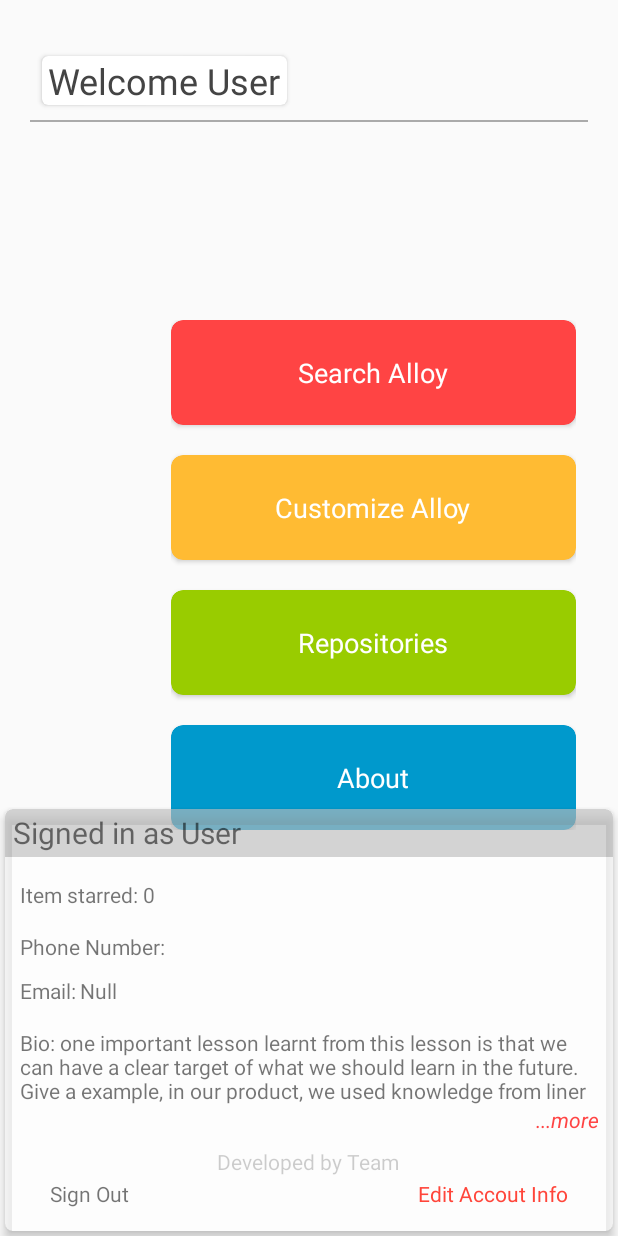
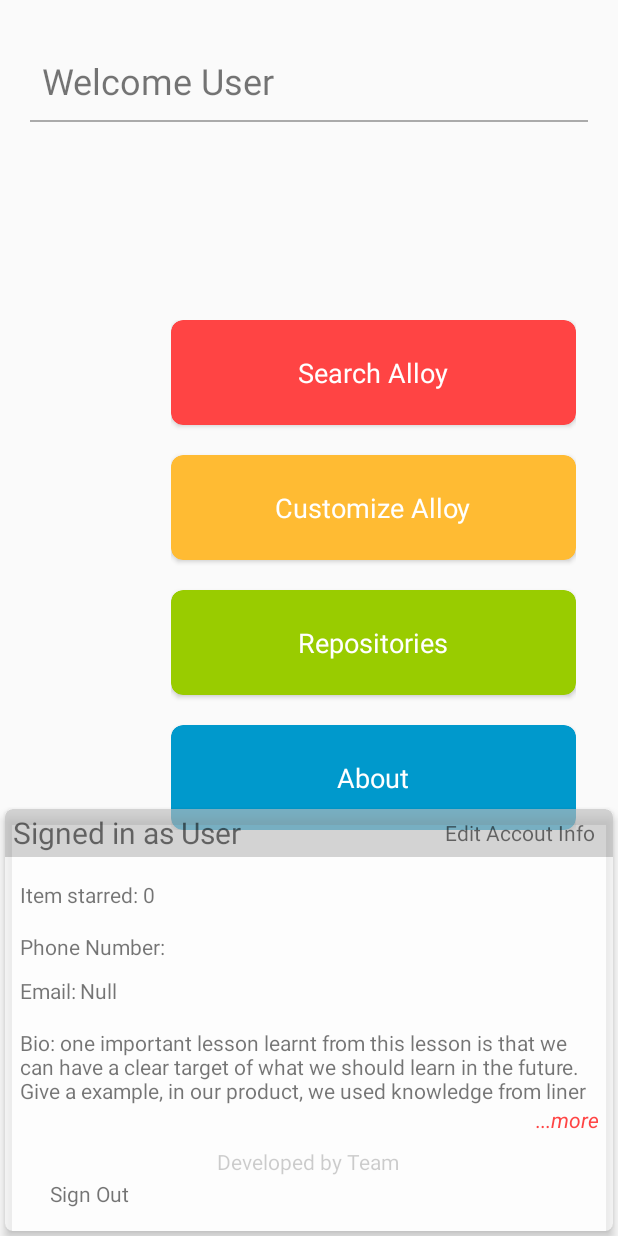
Before and after one commit to zjnsill/Primary, an Android app: the bottomSheet screen opened directly, with no data from a screen before it, after a tap on an icon or button, on a phone screen of 412 x 824 dp. Run offline under Robolectric (Android 15) with nearby library versions, the phone set to English and light mode, and no system bars; libraries missing offline, so code that uses them is left out: cn.smssdk, com.mob.

Commit message:
Revert "edit account"
This reverts commit 852f331a5ce0d3f6d170f9c2dcb8fb554a8e71a6.

```diff
--- a/app/src/main/java/com/psi/shen/primary/bottomSheet.java
+++ b/app/src/main/java/com/psi/shen/primary/bottomSheet.java
@@ -43,7 +43,7 @@ import cn.smssdk.SMSSDK;
 public class bottomSheet extends AppCompatActivity {
     private View bottomSheetView,backView,bottomsheetLower;
     private BottomSheetBehavior mBehavior;
-    private TextView nameTV,starredItemCountTV,welcome,Email,phoneNum,leftTV,rightTV,Bio,expandIndicator;
+    private TextView nameTV,starredItemCountTV,welcome,editTV,Email,phoneNum,leftTV,rightTV,Bio,expandIndicator;
     private CardView searchCV,createCV,starredCV,aboutCV;
     private signedUser defaultUser = signedUser.DefaultUser;
     private signedUser currentUser;
@@ -84,6 +84,7 @@ public class bottomSheet extends AppCompatActivity {
         phoneNum = findViewById(R.id.phoneNum);
         Bio = findViewById(R.id.Bio);
         expandIndicator = findViewById(R.id.expandIndicator);
+        editTV = bottomSheetView.findViewById(R.id.editTV);
         Email = bottomSheetView.findViewById(R.id.Email);
 
 
@@ -91,15 +92,11 @@ public class bottomSheet extends AppCompatActivity {
         //currently return francis as the previously signed user;
         //if the user is not signed in, use default user;
 
-        Intent Editing = getIntent();
         String s = "one important lesson learnt from this lesson is that we can have a clear" +
                 " target of what we should learn in the future. Give a example, in our product, " +
                 "we used knowledge from liner algebra, virtual machine, computer network, data structure. " +
                 "But, as we are yet, freshmen student, we don’t have a very deep understanding of these, we learnt by ourself  ";
-        if(Editing.getParcelableExtra("edituser")==null)
-            currentUser = new signedUser.Builder("User",phone).Bio(s).Email("Null").build();
-        else
-            currentUser = Editing.getParcelableExtra("edituser");
+        currentUser = new signedUser.Builder("User",phone).Bio(s).Email("Null").build();
         userDatabaseManager = UserDatabaseManager.getInstance(this,currentUser.getName());
         //
         //
@@ -137,6 +134,17 @@ public class bottomSheet extends AppCompatActivity {
 
         //
         //after calling the following methods, create a new intent and redirect to this activity other than using finish();
+        editTV.setOnClickListener(new View.OnClickListener() {
+            @Override
+            public void onClick(View v) {
+                Intent editAccountInfo = new Intent(bottomSheet.this,edit_account_info.class);
+                Bundle userInfo = new Bundle();
+                userInfo.putParcelable("user",currentUser);
+                editAccountInfo.putExtras(userInfo);
+                editAccountInfo.setFlags(Intent.FLAG_ACTIVITY_SINGLE_TOP);
+                startActivity(editAccountInfo);
+            }
+        });
 
         if(currentUser.equals(defaultUser)){
             leftTV.setText("Sign In");
@@ -154,6 +162,8 @@ public class bottomSheet extends AppCompatActivity {
                     showVerifyWindow("",1);
                 }
             });
+            editTV.setVisibility(View.INVISIBLE);
+            editTV.setClickable(false);
         }else{
             leftTV.setText("Sign Out");
             leftTV.setOnClickListener(new View.OnClickListener() {
@@ -169,19 +179,16 @@ public class bottomSheet extends AppCompatActivity {
 
                 }
             });
-            rightTV.setText("Edit Accout Info");
+            rightTV.setText("");
             rightTV.setTextColor(Color.rgb(255,69,58));
             rightTV.setOnClickListener(new View.OnClickListener() {
                 @Override
                 public void onClick(View v) {
-                    Intent editAccountInfo = new Intent(bottomSheet.this,edit_account_info.class);
-                    Bundle userInfo = new Bundle();
-                    userInfo.putParcelable("user",currentUser);
-                    editAccountInfo.putExtras(userInfo);
-                    editAccountInfo.setFlags(Intent.FLAG_ACTIVITY_SINGLE_TOP);
-                    startActivity(editAccountInfo);
+                    //implement delete user Info action;
                 }
             });
+            editTV.setVisibility(View.VISIBLE);
+            editTV.setClickable(true);
         }
 
         backView.setDrawingCacheEnabled(true);
--- a/app/src/main/res/layout/activity_bottom_sheet.xml
+++ b/app/src/main/res/layout/activity_bottom_sheet.xml
@@ -12,27 +12,16 @@
         android:layout_height="match_parent"
         android:orientation="vertical">
 
-        <android.support.v7.widget.CardView
-            android:id="@+id/WelcomeCV"
+        <TextView
+            android:id="@+id/userName"
             android:layout_width="wrap_content"
             android:layout_height="wrap_content"
             android:layout_marginStart="8dp"
             android:layout_marginBottom="10dp"
-            app:cardCornerRadius="4dp"
+            android:text="Welcome "
+            android:textSize="24sp"
             app:layout_constraintBottom_toTopOf="@+id/textView16"
-            app:layout_constraintStart_toStartOf="@+id/textView16">
-
-            <TextView
-                android:id="@+id/userName"
-                android:layout_width="wrap_content"
-                android:layout_height="wrap_content"
-                android:layout_gravity="center"
-                android:layout_marginStart="4dp"
-                android:layout_marginEnd="4dp"
-                android:text="Welcome "
-                android:textColor="#444"
-                android:textSize="24sp" />
-        </android.support.v7.widget.CardView>
+            app:layout_constraintStart_toStartOf="@+id/textView16" />
 
         <TextView
             android:id="@+id/textView16"
@@ -186,6 +175,16 @@
                         android:text="Signed in as "
                         android:textSize="20sp" />
 
+                    <TextView
+                        android:id="@+id/editTV"
+                        android:layout_width="wrap_content"
+                        android:layout_height="wrap_content"
+                        android:layout_alignParentRight="true"
+                        android:layout_centerVertical="true"
+                        android:layout_marginRight="12dp"
+                        android:layout_weight="1"
+                        android:gravity="center_vertical"
+                        android:text="Edit Accout Info" />
                 </RelativeLayout>
 
                 <LinearLayout
```
Also changed, not shown: app/src/main/java/com/psi/shen/primary/edit_account_info.java (+27 -12 lines), app/src/main/res/layout/activity_edit_account_info.xml (+18 -0 lines).
